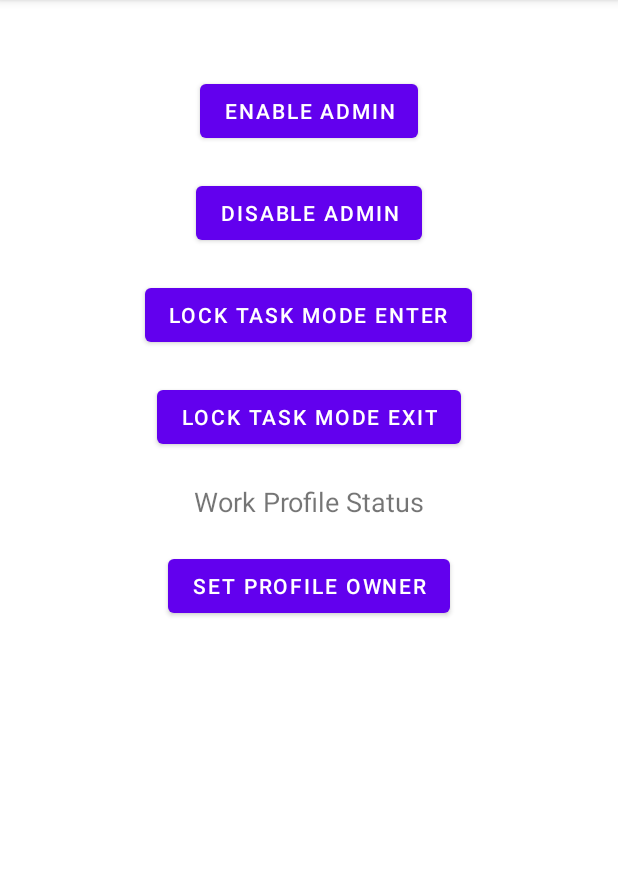
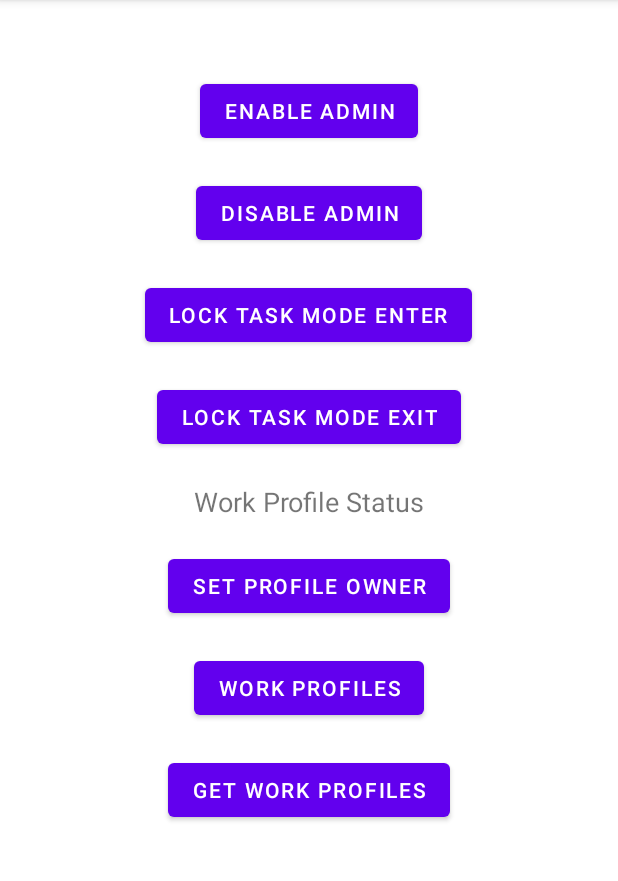
Before and after one commit to Clementine2829/MastersApp, an Android app: the screen it shows after launch (MainActivity), on a phone screen of 412 x 824 dp, the part 84-965 px from its top. Run offline under Robolectric (Android 15) with nearby library versions, the phone set to English and light mode, and no system bars.

Commit message:
Added a functionality to switch to another profile in android 13

```diff
--- /dev/null
+++ b/app/src/main/java/co/za/clementine/mastersapp/DevicePolicyHelper.kt
@@ -0,0 +1,4 @@
+package co.za.clementine.mastersapp
+
+class DevicePolicyHelper {
+}
--- a/app/src/main/java/co/za/clementine/mastersapp/MainActivity.kt
+++ b/app/src/main/java/co/za/clementine/mastersapp/MainActivity.kt
@@ -35,6 +35,11 @@ class MainActivity : AppCompatActivity() {
         val btnLockTaskModeEnter = findViewById<Button>(R.id.btnLockTaskModeEnter)
         val btnLockTaskModeExit = findViewById<Button>(R.id.btnLockTaskModeExit)
         val btnSetProfileOwner = findViewById<Button>(R.id.btnSetProfileOwner)
+        val btnNavigateToWorkProfile = findViewById<Button>(R.id.btnNavigateToWorkProfile)
+        val btnGetProfile = findViewById<Button>(R.id.btnGetProfile)
+
+
+        val workProfileManager = WorkProfileManager(this)
 
         btnEnableAdmin.setOnClickListener {
             enableAdmin()
@@ -58,11 +63,26 @@ class MainActivity : AppCompatActivity() {
 //            deviceOwnerReceiver.setupManagedProfile(this)
 
 
-            val workProfileManager = WorkProfileManager(this)
             workProfileManager.createWorkProfile()
 
 
         }
+        btnNavigateToWorkProfile.setOnClickListener {
+            workProfileManager.navigateToWorkProfileSettings()
+        }
+        btnGetProfile.setOnClickListener {
+
+            val profileSelectionDialog = ProfileSelectionDialog(this)
+
+            val user = profileSelectionDialog.show()
+            Toast.makeText(this, "this " + user, Toast.LENGTH_SHORT).show()
+            println("this userL " + user);
+        }
+//
+//        val devicePolicyHelper = DevicePolicyHelper(this)
+//
+//        // Enforce password lock
+//        devicePolicyHelper.enforcePasswordLock()
     }
 
 
--- a/app/src/main/res/layout/activity_main.xml
+++ b/app/src/main/res/layout/activity_main.xml
@@ -62,4 +62,22 @@
         android:layout_marginTop="20dp"
         android:text="Set Profile Owner" />
 
+    <Button
+        android:id="@+id/btnNavigateToWorkProfile"
+        android:layout_width="wrap_content"
+        android:layout_height="wrap_content"
+        android:layout_below="@id/btnSetProfileOwner"
+        android:layout_centerHorizontal="true"
+        android:layout_marginTop="20dp"
+        android:text="Work Profiles" />
+
+    <Button
+        android:id="@+id/btnGetProfile"
+        android:layout_width="wrap_content"
+        android:layout_height="wrap_content"
+        android:layout_below="@id/btnNavigateToWorkProfile"
+        android:layout_centerHorizontal="true"
+        android:layout_marginTop="20dp"
+        android:text="Get Work Profiles" />
+
 </RelativeLayout>
```
Also changed, not shown: app/src/main/java/co/za/clementine/mastersapp/ProfileSelectionDialog.kt (added, +136 -0 lines), app/src/main/java/co/za/clementine/mastersapp/WorkProfileManager.kt (+32 -41 lines), app/src/main/res/layout/profile_selection_dialog.xml (added, +13 -0 lines).
